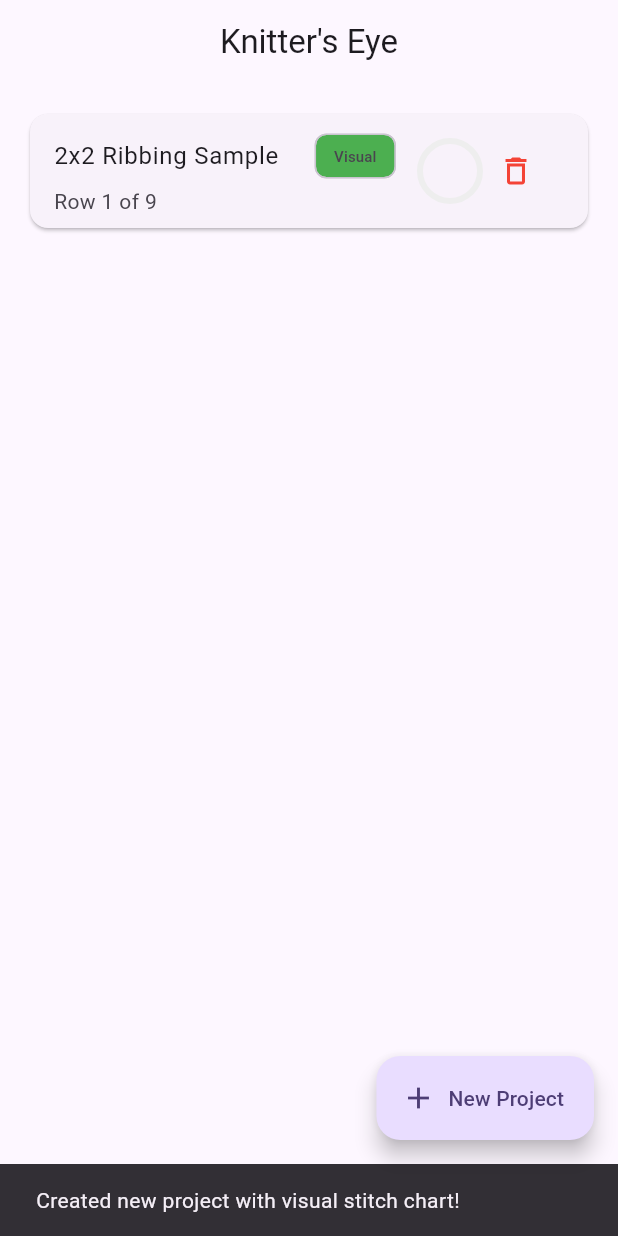
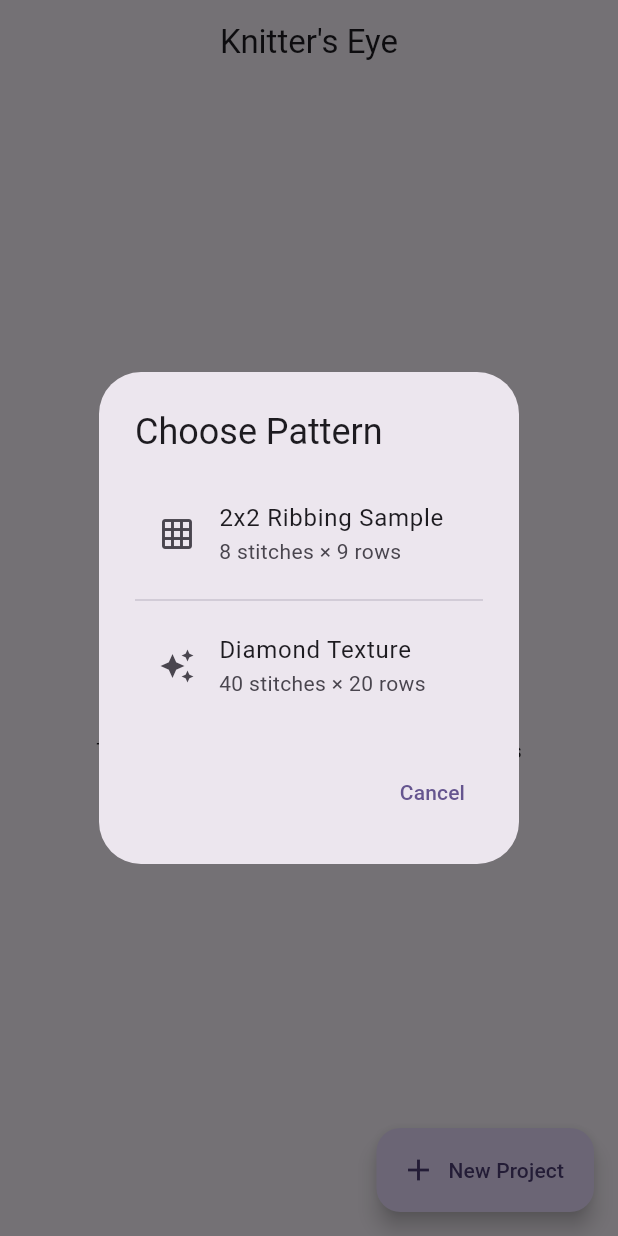
Before and after one commit to wyojustin/knitters_eye, a Flutter app: the screen it shows after launch, after a tap on "New Project", on a phone screen of 412 x 824 dp. Run offline on Flutter 3.47's test engine with Material 3 defaults, Android fonts, the phone set to English and light mode, and no system bars; our stand-ins replace shared_preferences.

Commit message:
feat: Add 20x40 Diamond Texture knitting pattern
- Create new pattern generation method `create20x40DiamondPattern()` in PatternParser
- Pattern features 40 stitches by 20 rows with seed stitch borders and expanding/contracting diamond center
- Update home screen to show pattern selection dialog when creating new projects
- Users can now choose between 2x2 Ribbing Sample (8×9) and Diamond Texture (40×20)
- Pattern includes proper RS/WS row alternation and detailed instructions

```diff
--- a/lib/screens/home_screen.dart
+++ b/lib/screens/home_screen.dart
@@ -33,8 +33,44 @@ class _HomeScreenState extends State<HomeScreen> {
   }
 
   Future<void> _createNewProject() async {
-    // Create a sample ribbing pattern with visual stitches
-    final pattern = PatternParser.createSampleRibbingPattern();
+    // Show pattern selection dialog
+    final patternType = await showDialog<String>(
+      context: context,
+      builder: (context) => AlertDialog(
+        title: const Text('Choose Pattern'),
+        content: Column(
+          mainAxisSize: MainAxisSize.min,
+          children: [
+            ListTile(
+              leading: const Icon(Icons.grid_on),
+              title: const Text('2x2 Ribbing Sample'),
+              subtitle: const Text('8 stitches × 9 rows'),
+              onTap: () => Navigator.pop(context, 'ribbing'),
+            ),
+            const Divider(),
+            ListTile(
+              leading: const Icon(Icons.auto_awesome),
+              title: const Text('Diamond Texture'),
+              subtitle: const Text('40 stitches × 20 rows'),
+              onTap: () => Navigator.pop(context, 'diamond'),
+            ),
+          ],
+        ),
+        actions: [
+          TextButton(
+            onPressed: () => Navigator.pop(context),
+            child: const Text('Cancel'),
+          ),
+        ],
+      ),
+    );
+
+    if (patternType == null) return;
+
+    // Create the selected pattern
+    final pattern = patternType == 'diamond'
+        ? PatternParser.create20x40DiamondPattern()
+        : PatternParser.createSampleRibbingPattern();
 
     final project = Project(
       id: const Uuid().v4(),
@@ -49,9 +85,9 @@ class _HomeScreenState extends State<HomeScreen> {
     // Show a message
     if (mounted) {
       ScaffoldMessenger.of(context).showSnackBar(
-        const SnackBar(
-          content: Text('Created new project with visual stitch chart!'),
-          duration: Duration(seconds: 2),
+        SnackBar(
+          content: Text('Created "${pattern.name}" project!'),
+          duration: const Duration(seconds: 2),
         ),
       );
     }
--- a/lib/services/pattern_parser.dart
+++ b/lib/services/pattern_parser.dart
@@ -137,6 +137,102 @@ class PatternParser {
     );
   }
 
+  /// Creates a 20 row by 40 stitch pattern with diamond texture
+  /// All rows show how they appear from the RS (Right Side)
+  static KnittingPattern create20x40DiamondPattern() {
+    final rows = <PatternRow>[];
+
+    // Helper function to create a row pattern
+    List<String> createRowPattern(int rowNum) {
+      final pattern = <String>[];
+
+      // Create a diamond pattern with seed stitch borders
+      // 4 stitch borders + 32 stitch center = 40 stitches total
+
+      if (rowNum == 1 || rowNum == 20) {
+        // Top and bottom: alternating seed stitch across all
+        for (int i = 0; i < 40; i++) {
+          pattern.add(i % 2 == 0 ? 'p' : 'k');
+        }
+      } else {
+        // Seed stitch border (4 stitches each side)
+        for (int i = 0; i < 4; i++) {
+          pattern.add(i % 2 == 0 ? 'p' : 'k');
+        }
+
+        // Center 32 stitches - diamond pattern
+        final centerRow = rowNum - 1; // 0-indexed for calculation
+
+        if (centerRow >= 2 && centerRow <= 9) {
+          // Expanding diamond (rows 2-9)
+          final purlWidth = centerRow - 1;
+          final knitSide = (32 - purlWidth * 2) ~/ 2;
+
+          for (int i = 0; i < knitSide; i++) pattern.add('k');
+          for (int i = 0; i < purlWidth; i++) pattern.add('p');
+          for (int i = 0; i < purlWidth; i++) pattern.add('p');
+          for (int i = 0; i < knitSide; i++) pattern.add('k');
+        } else if (centerRow >= 10 && centerRow <= 18) {
+          // Contracting diamond (rows 10-18)
+          final purlWidth = 18 - centerRow;
+          final knitSide = (32 - purlWidth * 2) ~/ 2;
+
+          for (int i = 0; i < knitSide; i++) pattern.add('k');
+          for (int i = 0; i < purlWidth; i++) pattern.add('p');
+          for (int i = 0; i < purlWidth; i++) pattern.add('p');
+          for (int i = 0; i < knitSide; i++) pattern.add('k');
+        } else {
+          // Fill with stockinette
+          for (int i = 0; i < 32; i++) pattern.add('k');
+        }
+
+        // Right border (4 stitches)
+        for (int i = 0; i < 4; i++) {
+          pattern.add(i % 2 == 0 ? 'p' : 'k');
+        }
+      }
+
+      return pattern;
+    }
+
+    // Create all 20 rows
+    for (int rowNum = 1; rowNum <= 20; rowNum++) {
+      final visualPattern = createRowPattern(rowNum);
+      final isOdd = rowNum % 2 != 0;
+
+      String instruction;
+      if (rowNum == 1 || rowNum == 20) {
+        instruction = '(p1, k1) repeat to end';
+      } else if (rowNum >= 3 && rowNum <= 10) {
+        instruction = isOdd
+            ? 'Seed st border, increasing purl diamond'
+            : 'Work stitches as they appear';
+      } else if (rowNum >= 11 && rowNum <= 19) {
+        instruction = isOdd
+            ? 'Seed st border, decreasing purl diamond'
+            : 'Work stitches as they appear';
+      } else {
+        instruction = 'Seed stitch border, stockinette center';
+      }
+
+      rows.add(PatternRow(
+        rowNumber: rowNum,
+        instruction: instruction,
+        chartSymbols: visualPattern,
+        stitchCount: 40,
+        rowType: isOdd ? RowType.rightSide : RowType.wrongSide,
+      ));
+    }
+
+    return KnittingPattern(
+      id: _uuid.v4(),
+      name: 'Diamond Texture (20×40)',
+      rows: rows,
+      format: PatternFormat.chart,
+      designer: 'Knitter\'s Eye',
+    );
+  }
+
   // Placeholder for future JSON chart parsing
   static KnittingPattern parseJsonChart(Map<String, dynamic> json) {
     // TODO: Implement JSON chart parsing
```
